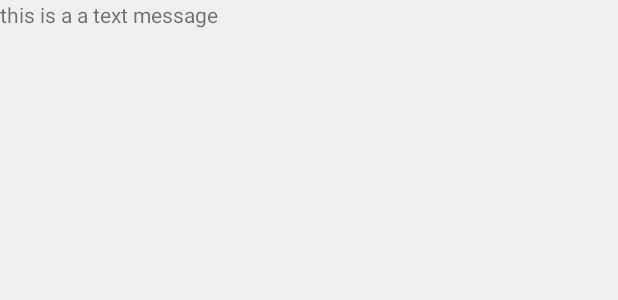
After one commit to yuan200/NYC-MTA-BUS-TIME, an Android app built with Jetpack Compose: the layout coachmark.xml on its own in the app's theme, with its tools: preview values and no code run, on a phone screen of 412 x 824 dp. The commit adds this screen. Shown: the top 300 px of the screen. Run offline under Robolectric (Android 15) with nearby library versions, the phone set to English and light mode, and no system bars.

Commit message:
init coachmark

```diff
--- /dev/null
+++ b/app/src/main/res/layout/coachmark.xml
@@ -0,0 +1,12 @@
+<?xml version="1.0" encoding="utf-8"?>
+<RelativeLayout xmlns:android="http://schemas.android.com/apk/res/android"
+    android:layout_width="wrap_content"
+    android:layout_height="wrap_content"
+    xmlns:tools="http://schemas.android.com/tools">
+    <TextView
+        android:id="@+id/message_tv"
+        android:layout_width="wrap_content"
+        android:layout_height="wrap_content"
+        android:text="this is a text message"
+        tools:text="this is a a text message"/>
+</RelativeLayout>
--- a/app/src/main/res/layout/fragment_favorite.xml
+++ b/app/src/main/res/layout/fragment_favorite.xml
@@ -141,6 +141,7 @@
                     app:layout_constraintTop_toTopOf="parent" />
 
                 <TextView
+                    android:id="@+id/empty_station_tv"
                     android:layout_width="wrap_content"
                     android:layout_height="wrap_content"
                     android:text="@string/empty_favorite_text"
```
Also changed, not shown: app/src/main/java/com/wen/android/mtabuscomparison/ui/favorite/FavoriteFragment.kt (+8 -2 lines), app/src/main/java/com/wen/android/mtabuscomparison/ui/favorite/coachmark/Coachmark.kt (added, +40 -0 lines), 1 other file.
